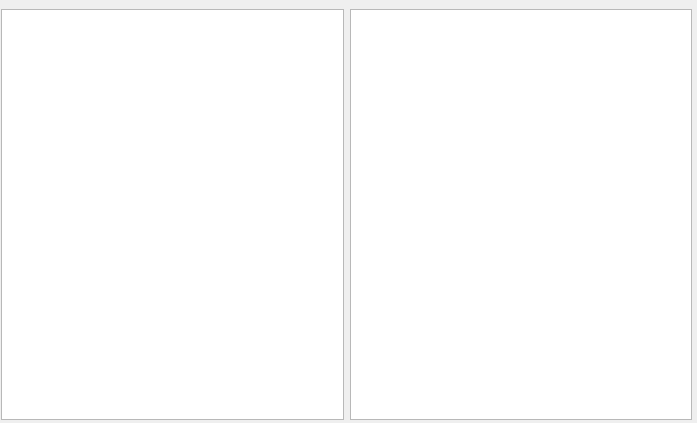
Old version of the form main.ui in the repository afrantisak/shell_game.
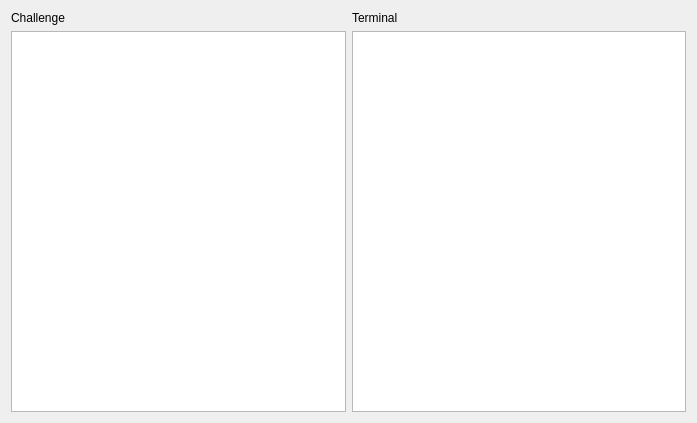
New version of the form.

Commit message: use better layout

Patch:
```diff
--- a/main.ui
+++ b/main.ui
@@ -13,24 +13,31 @@
   <property name="windowTitle">
    <string>Shell Game</string>
   </property>
-  <widget class="QWidget" name="horizontalLayoutWidget">
-   <property name="geometry">
-    <rect>
-     <x>1</x>
-     <y>9</y>
-     <width>691</width>
-     <height>411</height>
-    </rect>
-   </property>
-   <layout class="QHBoxLayout" name="horizontalLayout">
-    <item>
+  <property name="toolTip">
+   <string>}</string>
+  </property>
+  <layout class="QGridLayout" name="gridLayout">
+   <item row="1" column="0">
      <widget class="QTextBrowser" name="challengeText"/>
     </item>
-    <item>
-     <widget class="QTextBrowser" name="consoleText"/>
-    </item>
-   </layout>
-  </widget>
+   <item row="0" column="0">
+    <widget class="QLabel" name="challengeLabel">
+     <property name="text">
+      <string>Challenge</string>
+     </property>
+    </widget>
+   </item>
+   <item row="0" column="1">
+    <widget class="QLabel" name="terminalLabel">
+     <property name="text">
+      <string>Terminal</string>
+     </property>
+    </widget>
+   </item>
+   <item row="1" column="1">
+    <widget class="QTextEdit" name="terminalText"/>
+   </item>
+  </layout>
  </widget>
  <resources/>
  <connections/>
```
Lines whose indentation alone changed are shown as unchanged. The commit also changes 1 other file.
